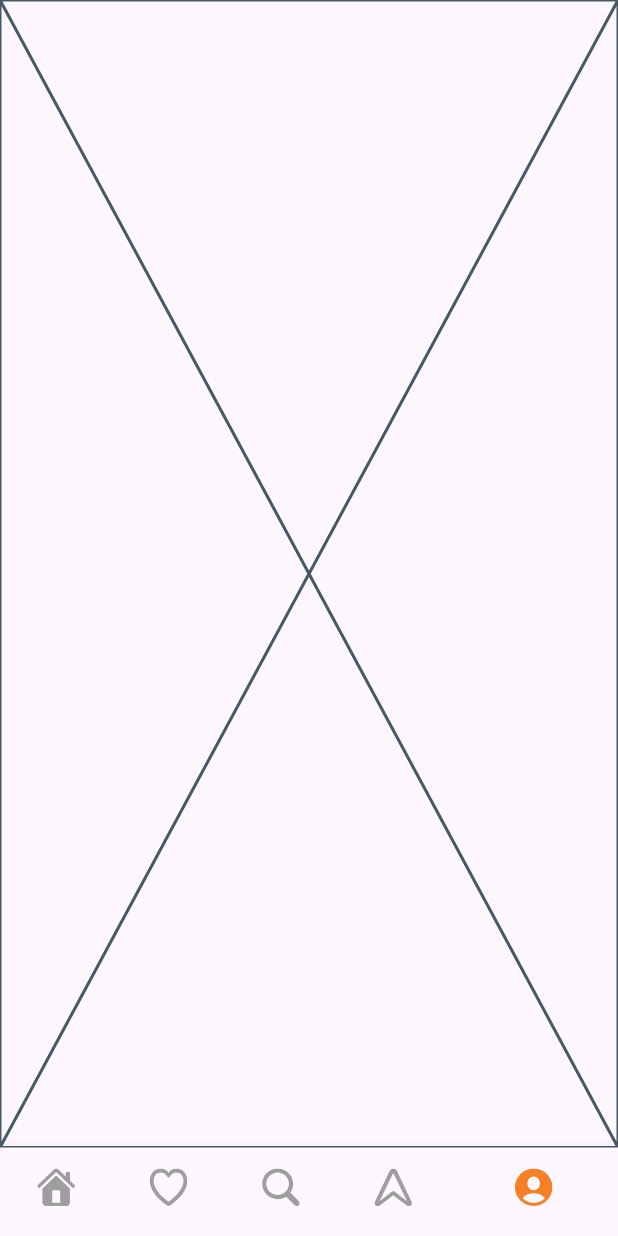
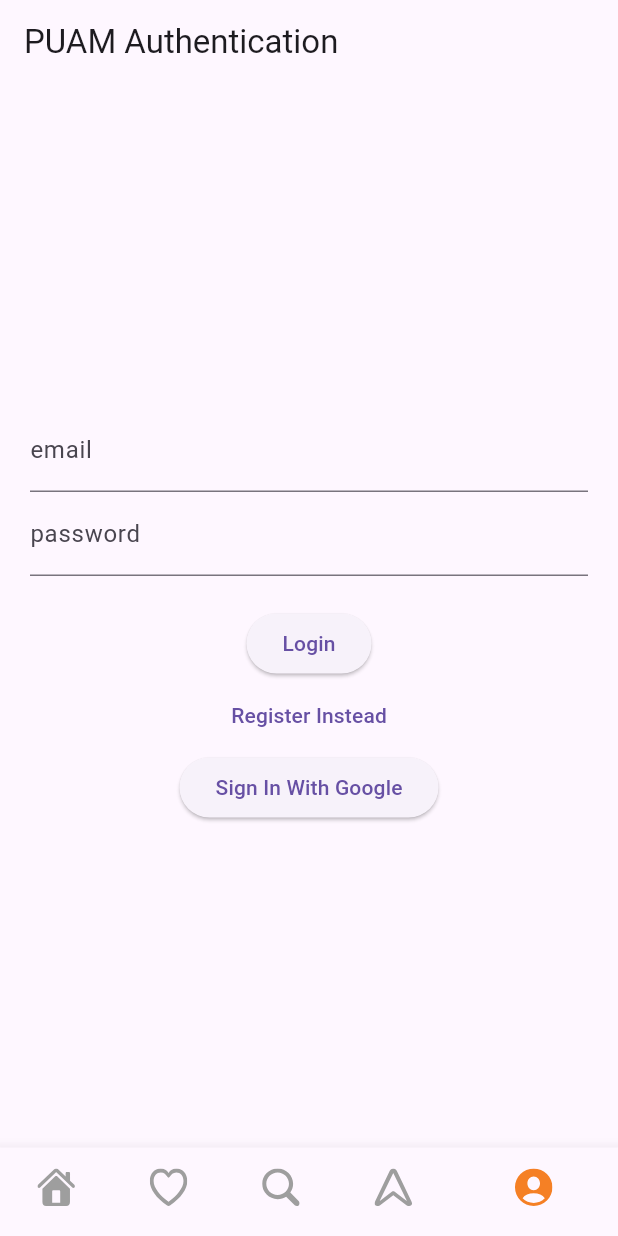
Before and after one commit to javierlinero/artmuseum, a Flutter app: the screen it shows after launch, item 5 of the bottom bar chosen, on a phone screen of 412 x 824 dp. Run offline on Flutter 3.47's test engine with Material 2 defaults, Android fonts, the phone set to English and light mode, and no system bars; our stand-ins replace another_flutter_splash_screen, appinio_swiper, auto_size_text, equatable, firebase_auth, firebase_core and 8 more; missing offline and left inert: flutter_map_location_marker; accounts and stored records are empty; network calls fail; statements that could not run were skipped.

Commit message:
auth and google auth

```diff
--- /dev/null
+++ b/mobile/lib/auth/auth.dart
@@ -0,0 +1,44 @@
+import 'package:firebase_auth/firebase_auth.dart';
+import 'package:google_sign_in/google_sign_in.dart';
+
+
+class Auth{
+  final FirebaseAuth _firebaseAuth = FirebaseAuth.instance;
+
+  User? get currentUser => _firebaseAuth.currentUser;
+
+  Stream<User?> get authStateChanges => _firebaseAuth.authStateChanges();
+
+  Future<void> signInWithEmailAndPassword({
+    required String email,
+    required String password,
+  }) async {
+    await _firebaseAuth.signInWithEmailAndPassword(email: email, password: password);
+  }
+
+  Future<void> createWithEmailAndPassword({
+    required String email,
+    required String password,
+  }) async {
+    await _firebaseAuth.createUserWithEmailAndPassword(email: email, password: password);
+  }
+
+  Future<void> signOut() async{
+    await _firebaseAuth.signOut();
+  }
+
+  signInWithGoogle() async {
+    GoogleSignInAccount? googleUser = await GoogleSignIn().signIn();
+
+    GoogleSignInAuthentication? googleAuth = await googleUser?.authentication;
+
+    AuthCredential credential = GoogleAuthProvider.credential(
+      accessToken: googleAuth?.accessToken,
+      idToken: googleAuth?.idToken
+    );
+
+    UserCredential userCredential = await FirebaseAuth.instance.signInWithCredential(credential);
+  }
+
+
+}
--- /dev/null
+++ b/mobile/lib/auth/index.dart
@@ -0,0 +1,2 @@
+export 'screens/index.dart';
+export 'widget_tree.dart';
--- /dev/null
+++ b/mobile/lib/auth/screens/index.dart
@@ -0,0 +1,2 @@
+export 'login.dart';
+export 'login_register.dart';
--- /dev/null
+++ b/mobile/lib/auth/screens/login_register.dart
@@ -0,0 +1,103 @@
+import 'package:firebase_auth/firebase_auth.dart';
+import 'package:flutter/material.dart';
+import 'package:puam_app/auth/auth.dart';
+
+class LoginRegisterPage extends StatefulWidget{
+  const LoginRegisterPage({Key? key}) : super(key: key);
+
+  @override
+  State<LoginRegisterPage> createState() => _LoginRegisterPageState();
+
+}
+
+class _LoginRegisterPageState extends State<LoginRegisterPage> {
+  String? errorMessage = '';
+  bool isLogin = true;
+
+  final TextEditingController _controllerEmail = TextEditingController();
+  final TextEditingController _controllerPassword = TextEditingController();
+
+  Future<void> signInWithEmailAndPassword() async {
+    try{
+      await Auth().signInWithEmailAndPassword(email: _controllerEmail.text, password: _controllerPassword.text);
+    } on FirebaseAuthException catch (e) {
+      setState(() {
+      errorMessage = e.message;
+    });
+    }
+  }
+
+  Future<void> createWithEmailAndPassword() async {
+    try{
+      await Auth().createWithEmailAndPassword(email: _controllerEmail.text, password: _controllerPassword.text);
+    } on FirebaseAuthException catch (e) {
+      setState(() {
+      errorMessage = e.message;
+    });
+    }
+  }
+
+  Widget _title() {
+    return const Text('PUAM Authentication');
+  }
+
+  Widget _entryField(
+    String title,
+    TextEditingController controller,
+  ) {
+    return TextField(
+      controller: controller,
+      decoration: InputDecoration(
+        labelText: title
+      ),
+    );
+  }
+
+  Widget _errorMessage() {
+    return Text(errorMessage == '' ? '' : 'Humm ? $errorMessage');
+  }
+
+  Widget _submitButton() {
+    return ElevatedButton(
+      onPressed:
+        isLogin ? signInWithEmailAndPassword : createWithEmailAndPassword,
+      child: Text(isLogin ? 'Login' : 'Register'));
+  }
+
+  Widget _loginOrRegistrationButton() {
+    return TextButton(onPressed: () {
+      setState(() {
+        isLogin = !isLogin;
+      });
+    }, child: Text(isLogin ? 'Register Instead' : 'Login Instead'));
+  }
+
+  Widget _authGoogle() {
+    return ElevatedButton(onPressed: Auth().signInWithGoogle, child: const Text('Sign In With Google'));
+  }
+
+  @override
+  Widget build(BuildContext context) {
+    return Scaffold(
+      appBar: AppBar(title: _title()),
+      body: Container(
+        height: double.infinity,
+        width: double.infinity,
+        padding: const EdgeInsets.all(20),
+        child: Column(
+          crossAxisAlignment: CrossAxisAlignment.center,
+          mainAxisAlignment: MainAxisAlignment.center,
+          children: <Widget>[
+            _entryField('email', _controllerEmail),
+            _entryField('password', _controllerPassword),
+            _errorMessage(),
+            _submitButton(),
+            _loginOrRegistrationButton(),
+            _authGoogle(),
+          ],
+        ),
+      )
+    );
+  }
+
+}
--- /dev/null
+++ b/mobile/lib/auth/widget_tree.dart
@@ -0,0 +1,25 @@
+import 'package:flutter/material.dart';
+import 'package:puam_app/auth/auth.dart';
+import 'package:puam_app/auth/screens/login.dart';
+import 'package:puam_app/auth/screens/login_register.dart';
+
+class WidgetTree extends StatefulWidget{
+  const WidgetTree({Key? key}) : super(key: key);
+
+  @override
+  State<WidgetTree> createState() => _widgetTreeState();
+}
+
+class _widgetTreeState extends State<WidgetTree> {
+  @override
+  Widget build(BuildContext context) {
+    return StreamBuilder(stream: Auth().authStateChanges, builder: (context, snapshot) {
+      if (snapshot.hasData) {
+        return LoginPage();
+      } else {
+        return LoginRegisterPage();
+      }
+    });
+  }
+
+}
--- a/mobile/lib/shared/widgets/custom_nav_bar.dart
+++ b/mobile/lib/shared/widgets/custom_nav_bar.dart
@@ -4,6 +4,7 @@ import 'package:puam_app/art_of_the_day/index.dart';
 import 'package:puam_app/map/index.dart';
 import 'package:puam_app/shared/index.dart';
 import 'package:puam_app/tinder_for_art/index.dart';
+import 'package:puam_app/auth/index.dart';
 
 class CustomNavigationBar extends StatefulWidget {
   @override
@@ -19,7 +20,7 @@ class _CustomNavigationBarState extends State<CustomNavigationBar> {
     TinderForArtPage(),
     const Placeholder(),
     MapPage(),
-    const Placeholder(),
+    WidgetTree(),
   ];
 
   @override
--- a/mobile/pubspec.yaml
+++ b/mobile/pubspec.yaml
@@ -50,6 +50,9 @@ dependencies:
   geolocator: ^10.1.0
   permission_handler: ^11.0.1
   flutter_map_location_marker: ^8.0.0
+  firebase_auth: ^4.12.1
+  firebase_core: ^2.21.0
+  google_sign_in: ^5.4.2
 
 dev_dependencies:
   flutter_test:
@@ -236,6 +239,7 @@ flutter:
   -  assets/pixel.png
   -  assets/app_icon.png
   -  assets/nav_bar/
+  -  assets/
 
 
   # An image asset can refer to one or more resolution-specific "variants", see
```
Also changed, not shown: mobile/lib/auth/screens/login.dart (added, +47 -0 lines), mobile/lib/main.dart (+10 -2 lines), mobile/lib/firebase_options.dart (added), mobile/pubspec.lock, 25 other files.
